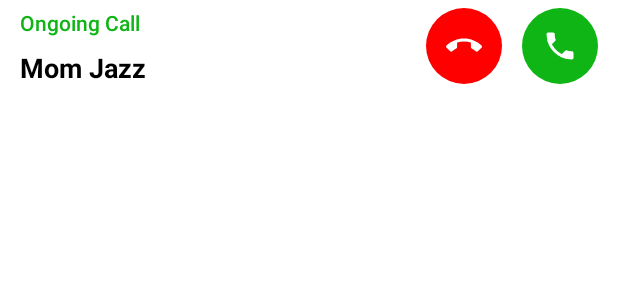
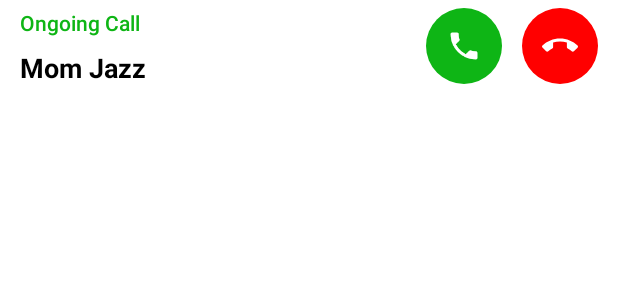
Before and after one commit to Numrahmubeen/CallerTune, an Android app: the layout layout_custom_call_small_notification.xml on its own in the app's theme, with its tools: preview values and no code run, on a phone screen of 412 x 824 dp. Shown: the top 300 px of the screen. Run offline under Robolectric (Android 15) with nearby library versions, the phone set to English and light mode, and no system bars.

Commit message:
update notification design in dialing and active state

```diff
--- a/app/src/main/res/layout/layout_custom_call_small_notification.xml
+++ b/app/src/main/res/layout/layout_custom_call_small_notification.xml
@@ -29,8 +29,9 @@
     <ImageView
         android:layout_width="wrap_content"
         android:layout_height="wrap_content"
+        android:layout_toLeftOf="@+id/notification_small_reject_call_iv"
         android:id="@+id/notification_small_accept_call_iv"
-        android:layout_alignParentRight="true"
+        android:layout_marginRight="@dimen/_10sdp"
         android:background="@drawable/circle_bg"
         android:padding="@dimen/_10sdp"
         android:backgroundTint="@color/green_noti_text"
@@ -38,9 +39,8 @@
     <ImageView
         android:layout_width="wrap_content"
         android:layout_height="wrap_content"
+        android:layout_alignParentRight="true"
         android:id="@+id/notification_small_reject_call_iv"
-        android:layout_marginRight="@dimen/_10sdp"
-        android:layout_toLeftOf="@+id/notification_small_accept_call_iv"
         android:layout_gravity="right"
         android:background="@drawable/circle_bg"
         android:padding="@dimen/_10sdp"
--- a/app/src/main/res/values/themes.xml
+++ b/app/src/main/res/values/themes.xml
@@ -11,7 +11,7 @@
         <item name="colorSecondaryVariant">@color/teal_700</item>
         <item name="colorOnSecondary">@color/black</item>
         <!-- Status bar color. -->
-        <item name="android:statusBarColor" tools:targetApi="l">?attr/colorPrimaryVariant</item>
+        <item name="android:statusBarColor" tools:targetApi="l">@color/colorPrimary</item>
         <!-- Customize your theme here. -->
     </style>
     <style name="DialpadNumberStyle">
```
Also changed, not shown: app/src/main/java/com/caller/tune/CallService.java (+10 -5 lines).
